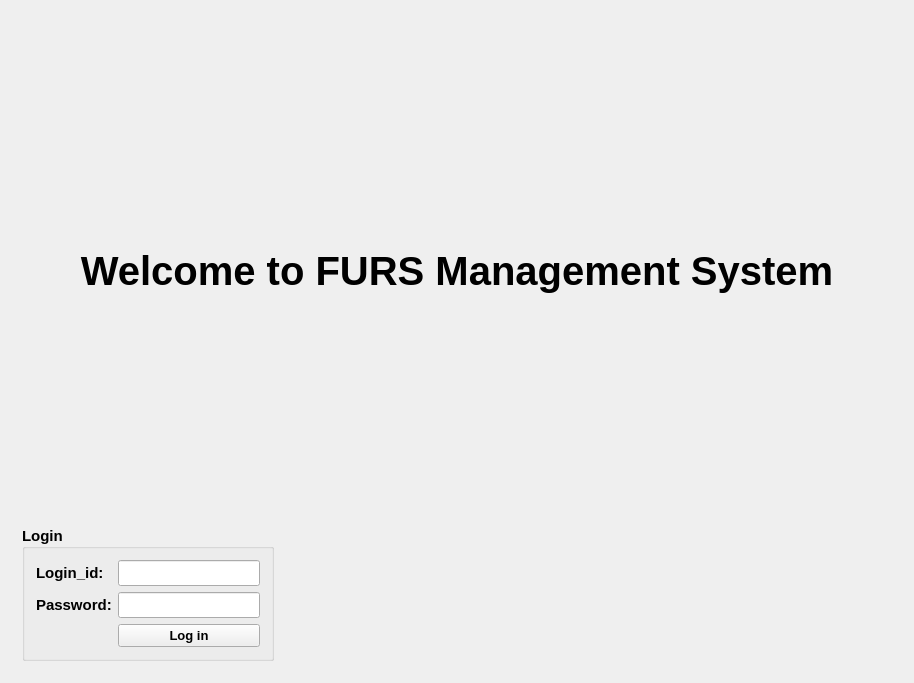
Old version of the form FURS/FURS_Management/furs_main_window.ui in the repository singhraj82/FURS.
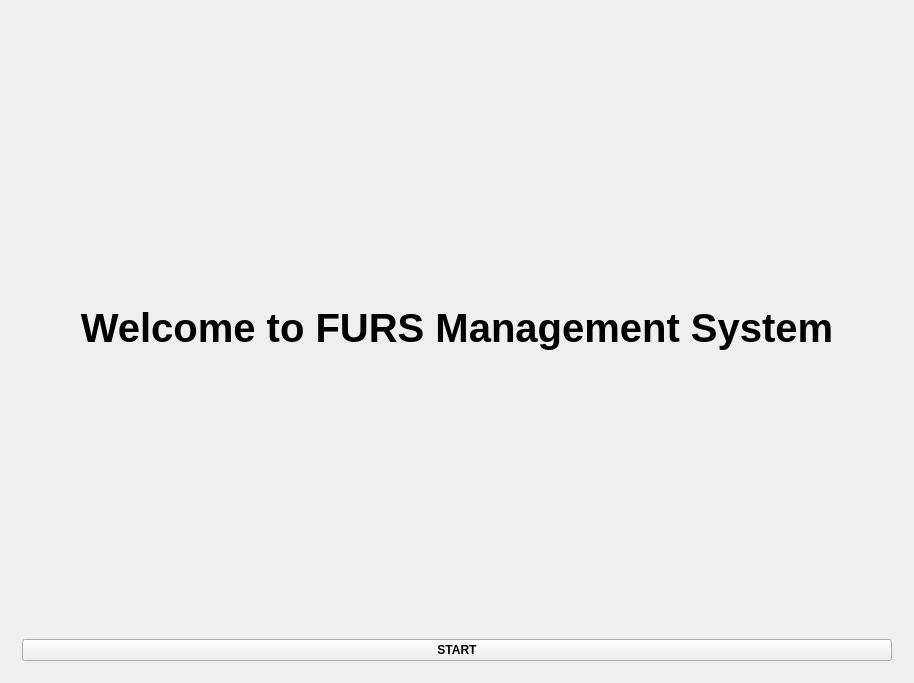
New version of the form. The open tabs and pages were chosen to show the change.

Commit message: Changes to make database connection and push values

What changed in the file:
```diff
--- a/FURS/FURS_Management/furs_main_window.ui
+++ b/FURS/FURS_Management/furs_main_window.ui
@@ -44,79 +44,10 @@
          </widget>
         </item>
         <item>
-         <widget class="QGroupBox" name="login_group_box">
-          <property name="sizePolicy">
-           <sizepolicy hsizetype="Fixed" vsizetype="Fixed">
-            <horstretch>0</horstretch>
-            <verstretch>0</verstretch>
-           </sizepolicy>
+         <widget class="QPushButton" name="start_button">
+          <property name="text">
+           <string>START</string>
           </property>
-          <property name="font">
-           <font>
-            <pointsize>11</pointsize>
-           </font>
-          </property>
-          <property name="title">
-           <string>Login</string>
-          </property>
-          <property name="alignment">
-           <set>Qt::AlignLeading|Qt::AlignLeft|Qt::AlignVCenter</set>
-          </property>
-          <layout class="QGridLayout" name="gridLayout">
-           <item row="1" column="0">
-            <widget class="QLabel" name="password_label">
-             <property name="font">
-              <font>
-               <pointsize>11</pointsize>
-               <weight>75</weight>
-               <bold>true</bold>
-              </font>
-             </property>
-             <property name="text">
-              <string>Password:</string>
-             </property>
-            </widget>
-           </item>
-           <item row="2" column="1">
-            <widget class="QPushButton" name="login_button">
-             <property name="font">
-              <font>
-               <pointsize>10</pointsize>
-               <weight>75</weight>
-               <bold>true</bold>
-              </font>
-             </property>
-             <property name="text">
-              <string>Log in</string>
-             </property>
-            </widget>
-           </item>
-           <item row="0" column="0">
-            <widget class="QLabel" name="login_label">
-             <property name="font">
-              <font>
-               <pointsize>11</pointsize>
-               <weight>75</weight>
-               <bold>true</bold>
-              </font>
-             </property>
-             <property name="text">
-              <string>Login_id:</string>
-             </property>
-            </widget>
-           </item>
-           <item row="1" column="1">
-            <widget class="QLineEdit" name="login_line_2"/>
-           </item>
-           <item row="0" column="1">
-            <widget class="QLineEdit" name="login_line"/>
-           </item>
-          </layout>
-          <zorder>login_line</zorder>
-          <zorder>login_button</zorder>
-          <zorder>password_label</zorder>
-          <zorder>login_label</zorder>
-          <zorder>login_line_2</zorder>
          </widget>
         </item>
        </layout>
```
Left out of the diff: 2 changed lines with no effect on the pictures. The commit also changes 8 other files.
